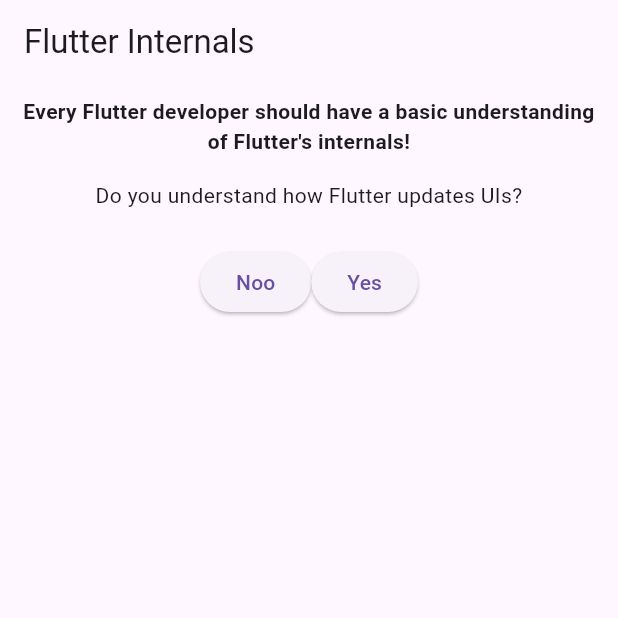
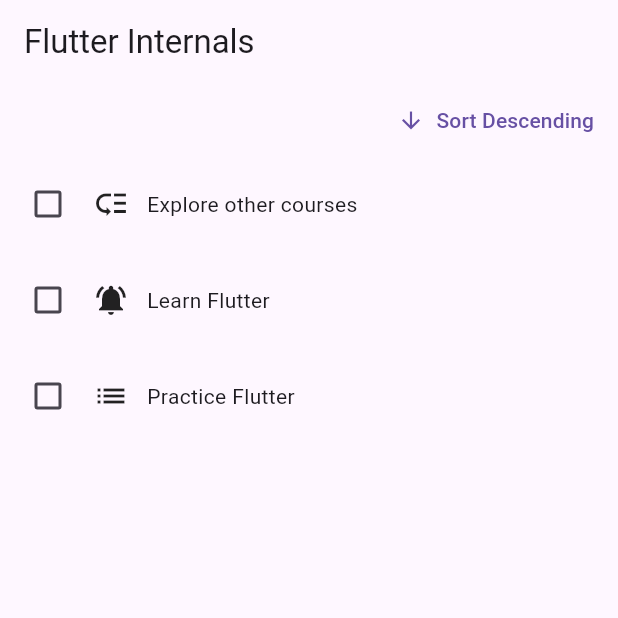
Before and after one commit to fullstackdeveloperbilbao/todo_app, a Flutter app: the screen it shows after launch, on a phone screen of 412 x 824 dp, the top half of it. Run offline on Flutter 3.47's test engine with Material 3 defaults, Android fonts, the phone set to English and light mode, and no system bars.

Commit message:
feat: keys explanation

```diff
--- /dev/null
+++ b/lib/keys/checkable_todo_item.dart
@@ -0,0 +1,50 @@
+import 'package:flutter/material.dart';
+
+enum Priority { urgent, normal, low }
+
+class CheckableTodoItem extends StatefulWidget {
+  const CheckableTodoItem(this.text, this.priority, {super.key});
+
+  final String text;
+  final Priority priority;
+
+  @override
+  State<CheckableTodoItem> createState() => _CheckableTodoItemState();
+}
+
+class _CheckableTodoItemState extends State<CheckableTodoItem> {
+  var _done = false;
+
+  void _setDone(bool? isChecked) {
+    setState(() {
+      _done = isChecked ?? false;
+    });
+  }
+
+  @override
+  Widget build(BuildContext context) {
+    var icon = Icons.low_priority;
+
+    if (widget.priority == Priority.urgent) {
+      icon = Icons.notifications_active;
+    }
+
+    if (widget.priority == Priority.normal) {
+      icon = Icons.list;
+    }
+
+    return Padding(
+      padding: const EdgeInsets.all(8),
+      child: Row(
+        crossAxisAlignment: CrossAxisAlignment.center,
+        children: [
+          Checkbox(value: _done, onChanged: _setDone),
+          const SizedBox(width: 6),
+          Icon(icon),
+          const SizedBox(width: 12),
+          Text(widget.text),
+        ],
+      ),
+    );
+  }
+}
--- /dev/null
+++ b/lib/keys/keys.dart
@@ -0,0 +1,82 @@
+import 'package:flutter/material.dart';
+import 'package:todo_app/keys/checkable_todo_item.dart';
+
+class Todo {
+  const Todo(this.text, this.priority);
+
+  final String text;
+  final Priority priority;
+}
+
+class Keys extends StatefulWidget {
+  const Keys({super.key});
+
+  @override
+  State<Keys> createState() {
+    return _KeysState();
+  }
+}
+
+class _KeysState extends State<Keys> {
+  var _order = 'asc';
+  final _todos = [
+    const Todo(
+      'Learn Flutter',
+      Priority.urgent,
+    ),
+    const Todo(
+      'Practice Flutter',
+      Priority.normal,
+    ),
+    const Todo(
+      'Explore other courses',
+      Priority.low,
+    ),
+  ];
+
+  List<Todo> get _orderedTodos {
+    final sortedTodos = List.of(_todos);
+    sortedTodos.sort((a, b) {
+      final bComesAfterA = a.text.compareTo(b.text);
+      return _order == 'asc' ? bComesAfterA : -bComesAfterA;
+    });
+    return sortedTodos;
+  }
+
+  void _changeOrder() {
+    setState(() {
+      _order = _order == 'asc' ? 'desc' : 'asc';
+    });
+  }
+
+  @override
+  Widget build(BuildContext context) {
+    return Column(
+      children: [
+        Align(
+          alignment: Alignment.centerRight,
+          child: TextButton.icon(
+            onPressed: _changeOrder,
+            icon: Icon(
+              _order == 'asc' ? Icons.arrow_downward : Icons.arrow_upward,
+            ),
+            label: Text('Sort ${_order == 'asc' ? 'Descending' : 'Ascending'}'),
+          ),
+        ),
+        Expanded(
+          child: Column(
+            children: [
+              // for (final todo in _orderedTodos) TodoItem(todo.text, todo.priority),
+              for (final todo in _orderedTodos)
+                CheckableTodoItem(
+                  key: ValueKey(todo.text),
+                  todo.text,
+                  todo.priority,
+                ),
+            ],
+          ),
+        ),
+      ],
+    );
+  }
+}
--- /dev/null
+++ b/lib/keys/todo_item.dart
@@ -0,0 +1,34 @@
+import 'package:flutter/material.dart';
+
+enum Priority { urgent, normal, low }
+
+class TodoItem extends StatelessWidget {
+  const TodoItem(this.text, this.priority, {super.key});
+
+  final String text;
+  final Priority priority;
+
+  @override
+  Widget build(BuildContext context) {
+    var icon = Icons.low_priority;
+
+    if (priority == Priority.urgent) {
+      icon = Icons.notifications_active;
+    }
+
+    if (priority == Priority.normal) {
+      icon = Icons.list;
+    }
+
+    return Padding(
+      padding: const EdgeInsets.all(8),
+      child: Row(
+        children: [
+          Icon(icon),
+          const SizedBox(width: 12),
+          Text(text),
+        ],
+      ),
+    );
+  }
+}
--- a/lib/main.dart
+++ b/lib/main.dart
@@ -1,5 +1,6 @@
 import 'package:flutter/material.dart';
-import 'package:todo_app/ui_updates_demo.dart';
+import 'package:todo_app/keys/keys.dart';
+// import 'package:todo_app/ui_updates_demo.dart';
 
 void main() {
   runApp(const App());
@@ -16,7 +17,7 @@ class App extends StatelessWidget {
         appBar: AppBar(
           title: const Text('Flutter Internals'),
         ),
-        body: const UIUpdatesDemo(),
+        body: const Keys(),
       ),
     );
   }
```
